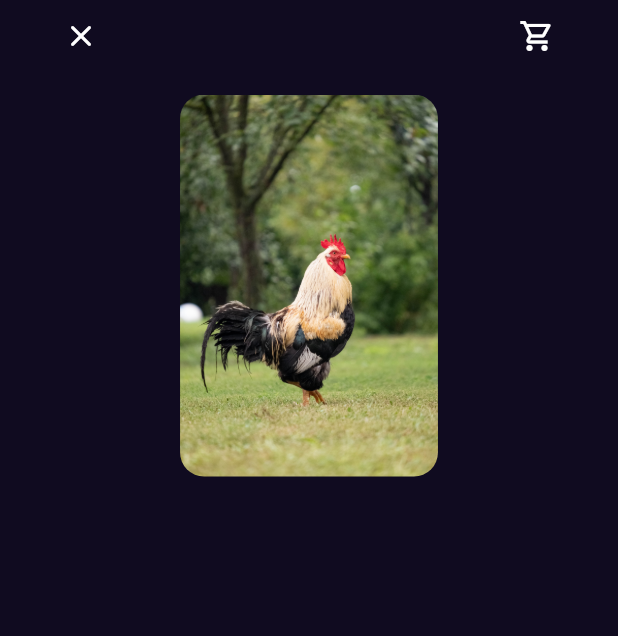
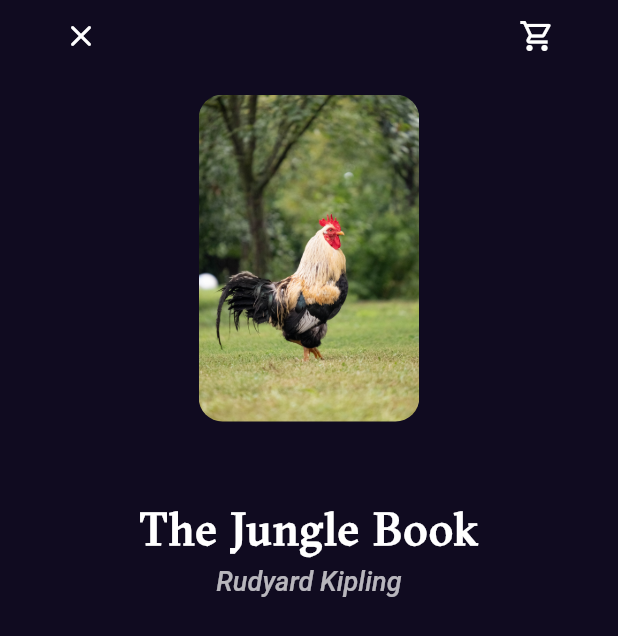
Before and after one commit to MoAli1Ra23/my_bookly, a Flutter app: the BookDetailsView screen opened by its route, on a phone screen of 412 x 824 dp. Shown: the top 636 px of the screen. Run offline on Flutter 3.47's test engine with Material 2 defaults, Android fonts, the phone set to English and light mode, and no system bars; our stand-ins replace go_router, google_fonts; missing offline and left inert: font_awesome_icon_class.

Commit message:
add titles and subtitles to it

```diff
--- a/lib/Features/home/persentation/widgets/book_details_view_body.dart
+++ b/lib/Features/home/persentation/widgets/book_details_view_body.dart
@@ -1,6 +1,7 @@
 import 'package:flutter/cupertino.dart';
 import 'package:flutter/material.dart';
 
+import '../../../../core/utils/styles.dart';
 import 'book_detials_custom_app_bar.dart';
 import 'custom_book_cover.dart';
 
@@ -9,16 +10,36 @@ class BookDetailsViewBody extends StatelessWidget {
 
   @override
   Widget build(BuildContext context) {
-    var w= MediaQuery.of(context).size.width;
-    return   SafeArea(
+    var w = MediaQuery.of(context).size.width;
+    return SafeArea(
       child: Padding(
         padding: const EdgeInsets.symmetric(horizontal: 30.0),
         child: Column(
           children: [
             const BookDetailsCustomAppBar(),
             Padding(
-              padding: EdgeInsets.symmetric(horizontal: w*.17),
+              padding: EdgeInsets.symmetric(horizontal: w * .2),
               child: const CustomBookCover(),
+            ),
+            const SizedBox(
+              height: 43,
+            ),
+            Text(
+              'The Jungle Book',
+              style: Styles.textStyle30.copyWith(
+                fontWeight: FontWeight.bold,
+              ),
+            ),
+            const SizedBox(
+              height: 6,
+            ),
+            Opacity(
+              opacity: 0.7,
+              child: Text(
+                'Rudyard Kipling',
+                style: Styles.textStyle18.copyWith(
+                    fontWeight: FontWeight.w500, fontStyle: FontStyle.italic),
+              ),
             ),
 
           ],
```
